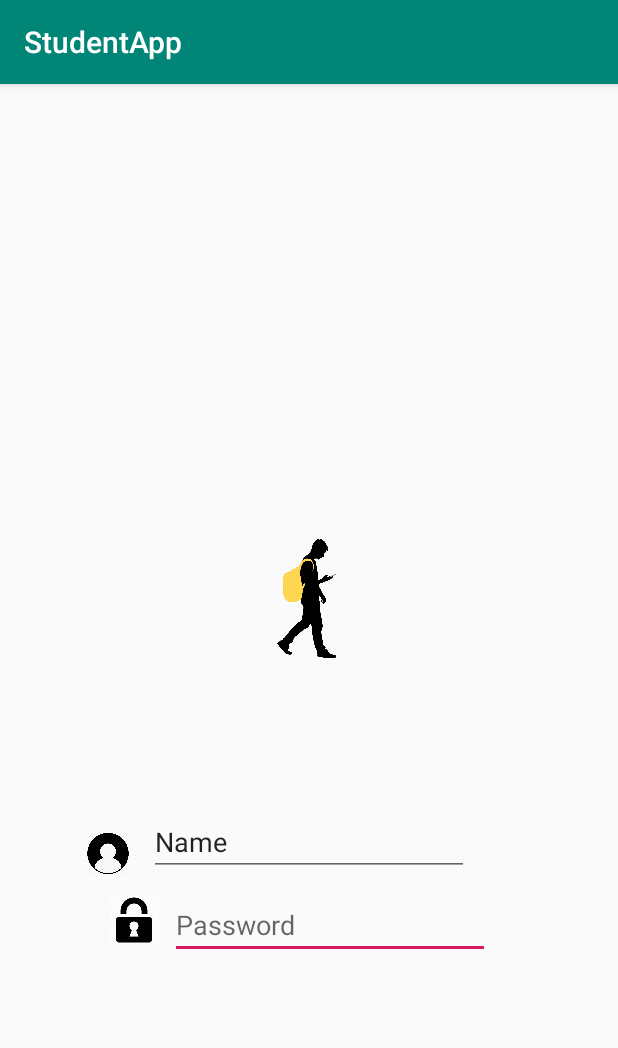
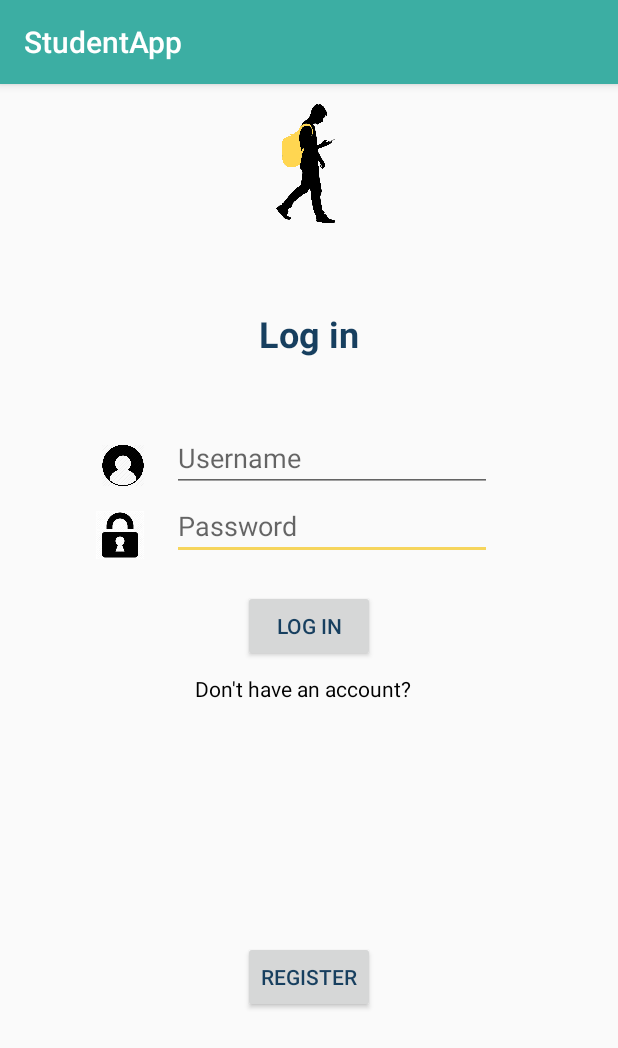
Before and after one commit to FabianRamirez03/StudentApp, an Android app: the MainActivity screen opened directly, with no data from a screen before it, on a phone screen of 412 x 824 dp. Shown: the top 1048 px of the screen. Run offline under Robolectric (Android 15) with nearby library versions, the phone set to English and light mode, and no system bars.

Commit message:
Can now switch between activities Created new class Sprite

```diff
--- a/app/src/main/AndroidManifest.xml
+++ b/app/src/main/AndroidManifest.xml
@@ -11,9 +11,10 @@
         android:roundIcon="@mipmap/ic_launcher_round"
         android:supportsRtl="true"
         android:theme="@style/AppTheme">
-        <activity android:name=".MainActivity"
-            android:exported="true">
-            </activity>
+        <activity
+            android:name=".MainActivity"
+            android:exported="true"></activity>
+        <activity android:name=".AppActivity"></activity>
     </application>
 
 </manifest>
--- /dev/null
+++ b/app/src/main/java/com/example/ramir/studentapp/AppActivity.java
@@ -0,0 +1,13 @@
+package com.example.ramir.studentapp;
+
+import android.support.v7.app.AppCompatActivity;
+import android.os.Bundle;
+
+public class AppActivity extends AppCompatActivity {
+
+    @Override
+    protected void onCreate(Bundle savedInstanceState) {
+        super.onCreate(savedInstanceState);
+        setContentView(R.layout.activity_app);
+    }
+}
--- a/app/src/main/java/com/example/ramir/studentapp/MainActivity.java
+++ b/app/src/main/java/com/example/ramir/studentapp/MainActivity.java
@@ -1,13 +1,35 @@
 package com.example.ramir.studentapp;
 
+import android.content.Intent;
+import android.os.Bundle;
 import android.support.v7.app.AppCompatActivity;
-import android.os.Bundle;
+import android.view.View;
+import android.widget.Button;
 
 public class MainActivity extends AppCompatActivity {
+
+    private View view;
+    private Button loginBtn;
 
     @Override
     protected void onCreate(Bundle savedInstanceState) {
         super.onCreate(savedInstanceState);
         setContentView(R.layout.activity_main);
+
+        loginBtn = findViewById(R.id.loginBtn);
+        loginBtn.setOnClickListener(new View.OnClickListener() {
+            @Override
+            public void onClick(View view) {
+                openAppActivity();
+            }
+        });
     }
+
+    public void openAppActivity(){
+        Intent intent = new Intent(this, AppActivity.class);
+        startActivity(intent);
+    }
+
+
+
 }
--- /dev/null
+++ b/app/src/main/java/org/studentApp/sprites/Sprite.java
@@ -0,0 +1,4 @@
+package org.studentApp.sprites;
+
+public class Sprite {
+}
--- /dev/null
+++ b/app/src/main/res/layout/activity_app.xml
@@ -0,0 +1,9 @@
+<?xml version="1.0" encoding="utf-8"?>
+<android.support.constraint.ConstraintLayout xmlns:android="http://schemas.android.com/apk/res/android"
+    xmlns:app="http://schemas.android.com/apk/res-auto"
+    xmlns:tools="http://schemas.android.com/tools"
+    android:layout_width="match_parent"
+    android:layout_height="match_parent"
+    tools:context=".AppActivity">
+
+</android.support.constraint.ConstraintLayout>
--- a/app/src/main/res/layout/activity_main.xml
+++ b/app/src/main/res/layout/activity_main.xml
@@ -2,6 +2,7 @@
 <android.support.constraint.ConstraintLayout xmlns:android="http://schemas.android.com/apk/res/android"
     xmlns:app="http://schemas.android.com/apk/res-auto"
     xmlns:tools="http://schemas.android.com/tools"
+    android:id="@+id/back"
     android:layout_width="match_parent"
     android:layout_height="match_parent"
     tools:context=".MainActivity">
@@ -10,86 +11,130 @@
         android:id="@+id/icon"
         android:layout_width="69dp"
         android:layout_height="90dp"
-        android:layout_marginStart="200dp"
-        android:layout_marginTop="200dp"
-        android:layout_marginEnd="200dp"
-        android:layout_marginBottom="380dp"
-        android:contentDescription="StudentAppIcon"
-        app:layout_constraintBottom_toBottomOf="parent"
+        android:layout_marginStart="8dp"
+        android:layout_marginTop="8dp"
+        android:layout_marginEnd="8dp"
+        android:contentDescription="@string/studentappicon"
         app:layout_constraintEnd_toEndOf="parent"
-        app:layout_constraintHorizontal_bias="0.494"
+        app:layout_constraintHorizontal_bias="0.501"
         app:layout_constraintStart_toStartOf="parent"
         app:layout_constraintTop_toTopOf="parent"
-        app:layout_constraintVertical_bias="1.0"
         app:srcCompat="@drawable/amarillo" />
 
     <EditText
         android:id="@+id/password"
         android:layout_width="wrap_content"
         android:layout_height="wrap_content"
-        android:layout_marginStart="85dp"
-        android:layout_marginTop="150dp"
-        android:layout_marginEnd="85dp"
-        android:layout_marginBottom="16dp"
+        android:layout_marginEnd="84dp"
+        android:autofillHints=""
         android:ems="10"
-        android:hint="Password"
+        android:hint="@string/password"
         android:inputType="textPassword"
         android:selectAllOnFocus="true"
         android:singleLine="true"
-        app:layout_constraintBottom_toBottomOf="parent"
+        android:textColor="@android:color/white"
         app:layout_constraintEnd_toEndOf="parent"
-        app:layout_constraintHorizontal_bias="1.0"
-        app:layout_constraintStart_toStartOf="parent"
-        app:layout_constraintTop_toBottomOf="@+id/icon"
-        app:layout_constraintVertical_bias="0.0" />
+        app:layout_constraintTop_toBottomOf="@+id/loginEntry" />
 
     <ImageView
         android:id="@+id/imageView"
         android:layout_width="32dp"
         android:layout_height="37dp"
-        android:layout_marginStart="32dp"
-        android:layout_marginTop="8dp"
+        android:layout_marginStart="8dp"
+        android:layout_marginTop="12dp"
         android:layout_marginEnd="8dp"
-        android:layout_marginBottom="8dp"
-        app:layout_constraintBottom_toBottomOf="parent"
+        android:contentDescription="TODO"
         app:layout_constraintEnd_toStartOf="@+id/password"
-        app:layout_constraintHorizontal_bias="1.0"
+        app:layout_constraintHorizontal_bias="0.836"
         app:layout_constraintStart_toStartOf="parent"
-        app:layout_constraintTop_toBottomOf="@+id/icon"
-        app:layout_constraintVertical_bias="0.437"
+        app:layout_constraintTop_toBottomOf="@+id/imageView2"
         app:srcCompat="@drawable/password" />
 
     <ImageView
         android:id="@+id/imageView2"
         android:layout_width="28dp"
         android:layout_height="31dp"
-        android:layout_marginStart="20dp"
-        android:layout_marginTop="30dp"
+        android:layout_marginStart="8dp"
+        android:layout_marginTop="56dp"
         android:layout_marginEnd="8dp"
-        android:layout_marginBottom="80dp"
-        app:layout_constraintBottom_toBottomOf="parent"
+        android:contentDescription="TODO"
         app:layout_constraintEnd_toStartOf="@+id/loginEntry"
-        app:layout_constraintHorizontal_bias="0.878"
+        app:layout_constraintHorizontal_bias="0.853"
         app:layout_constraintStart_toStartOf="parent"
-        app:layout_constraintTop_toBottomOf="@+id/icon"
-        app:layout_constraintVertical_bias="0.333"
+        app:layout_constraintTop_toBottomOf="@+id/loginLabel"
         app:srcCompat="@drawable/login" />
 
     <EditText
         android:id="@+id/loginEntry"
         android:layout_width="wrap_content"
         android:layout_height="wrap_content"
+        android:layout_marginTop="44dp"
+        android:layout_marginEnd="84dp"
+        android:ems="10"
+        android:hint="Username"
+        android:inputType="textPersonName"
+        android:textColor="@android:color/black"
+        app:layout_constraintEnd_toEndOf="parent"
+        app:layout_constraintTop_toBottomOf="@+id/loginLabel" />
+
+    <TextView
+        android:id="@+id/loginLabel"
+        android:layout_width="wrap_content"
+        android:layout_height="wrap_content"
+        android:layout_marginStart="8dp"
+        android:layout_marginTop="52dp"
+        android:layout_marginEnd="8dp"
+        android:fontFamily="sans-serif"
+        android:text="Log in"
+        android:textAlignment="center"
+        android:textColor="@color/colorSecondary"
+        android:textSize="24sp"
+        android:textStyle="bold"
+        app:layout_constraintEnd_toEndOf="parent"
+        app:layout_constraintStart_toStartOf="parent"
+        app:layout_constraintTop_toBottomOf="@+id/icon" />
+
+    <TextView
+        android:id="@+id/textView2"
+        android:layout_width="153dp"
+        android:layout_height="21dp"
         android:layout_marginStart="8dp"
         android:layout_marginTop="8dp"
         android:layout_marginEnd="8dp"
-        android:layout_marginBottom="240dp"
-        android:ems="10"
-        android:inputType="textPersonName"
-        android:text="Name"
+        android:text="Don't have an account?"
+        android:textColor="@android:color/black"
+        app:layout_constraintEnd_toEndOf="parent"
+        app:layout_constraintHorizontal_bias="0.502"
+        app:layout_constraintStart_toStartOf="parent"
+        app:layout_constraintTop_toBottomOf="@+id/loginBtn" />
+
+    <Button
+        android:id="@+id/registerBtn"
+        style="@style/Widget.AppCompat.Button.Small"
+        android:layout_width="wrap_content"
+        android:layout_height="wrap_content"
+        android:layout_marginStart="8dp"
+        android:layout_marginTop="8dp"
+        android:layout_marginEnd="8dp"
+        android:text="Register"
+        android:textColor="@color/colorSecondary"
         app:layout_constraintBottom_toBottomOf="parent"
         app:layout_constraintEnd_toEndOf="parent"
         app:layout_constraintStart_toStartOf="parent"
-        app:layout_constraintTop_toBottomOf="@+id/icon"
-        app:layout_constraintVertical_bias="1.0" />
+        app:layout_constraintTop_toBottomOf="@+id/textView2" />
+
+    <Button
+        android:id="@+id/loginBtn"
+        style="@style/Widget.AppCompat.Button"
+        android:layout_width="wrap_content"
+        android:layout_height="wrap_content"
+        android:layout_marginStart="8dp"
+        android:layout_marginTop="20dp"
+        android:layout_marginEnd="8dp"
+        android:text="Log In"
+        android:textColor="@color/colorSecondary"
+        app:layout_constraintEnd_toEndOf="parent"
+        app:layout_constraintStart_toStartOf="parent"
+        app:layout_constraintTop_toBottomOf="@+id/password" />
 
 </android.support.constraint.ConstraintLayout>
--- a/app/src/main/res/values/colors.xml
+++ b/app/src/main/res/values/colors.xml
@@ -1,6 +1,8 @@
 <?xml version="1.0" encoding="utf-8"?>
 <resources>
-    <color name="colorPrimary">#008577</color>
-    <color name="colorPrimaryDark">#00574B</color>
-    <color name="colorAccent">#D81B60</color>
+    <color name="colorPrimary">#3CAEA3</color>
+    <color name="colorSecondary">#173F5F</color>
+    <color name="colorAccent">#f6d55c</color>
+    <color name="colorExtra">#20693B</color>
+    <color name="colorExtra2">#ED553B</color>
 </resources>
--- a/app/src/main/res/values/strings.xml
+++ b/app/src/main/res/values/strings.xml
@@ -1,3 +1,5 @@
 <resources>
     <string name="app_name">StudentApp</string>
+    <string name="studentappicon">StudentAppIcon</string>
+    <string name="password">Password</string>
 </resources>
--- a/app/src/main/res/values/styles.xml
+++ b/app/src/main/res/values/styles.xml
@@ -4,7 +4,7 @@
     <style name="AppTheme" parent="Theme.AppCompat.Light.DarkActionBar">
         <!-- Customize your theme here. -->
         <item name="colorPrimary">@color/colorPrimary</item>
-        <item name="colorPrimaryDark">@color/colorPrimaryDark</item>
+        <item name="colorPrimaryDark">@color/colorSecondary</item>
         <item name="colorAccent">@color/colorAccent</item>
     </style>
 
```
